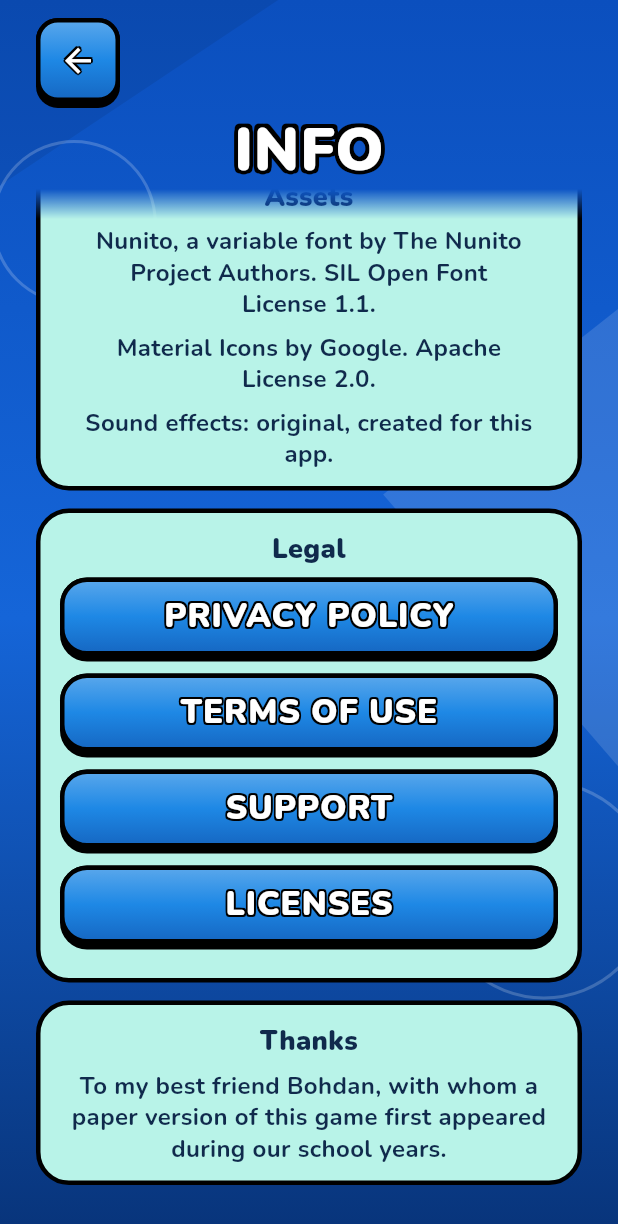
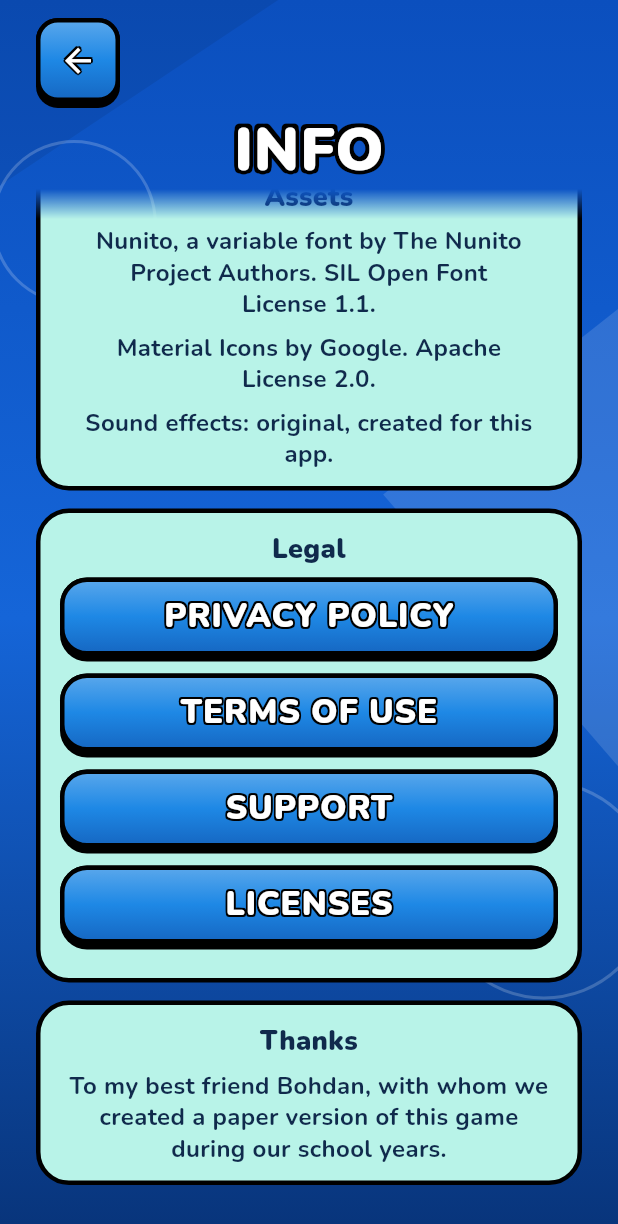
Before and after one commit to YuraIvanskyi/lines-game, a Flutter app: the InfoPage screen opened directly with empty values, scrolled down 368 dp, on a phone screen of 412 x 824 dp. Shown: the top 1224 px of the screen. Run offline on Flutter 3.47's test engine with Material 3 defaults, Android fonts, the phone set to English and light mode, and no system bars; our stand-ins replace audioplayers, shared_preferences; accounts and stored records are empty.

Commit message:
Thanks card: we made the paper version together
"...with whom we created a paper version of this game during our school
years", and the same in Ukrainian.

Co-Authored-By: Claude Opus 5.5 <noreply@anthropic.com>

```diff
--- a/app/lib/settings/copy.dart
+++ b/app/lib/settings/copy.dart
@@ -232,7 +232,7 @@ class Copy {
     creator: 'Creator',
     creatorName: 'Yurii Ivanskyi',
     thanks: 'Thanks',
-    thanksBody: 'To my best friend Bohdan, with whom a paper version of this game first appeared during our school years.',
+    thanksBody: 'To my best friend Bohdan, with whom we created a paper version of this game during our school years.',
     tech: 'Tech',
     techLines: [
       'Flutter and Dart.',
@@ -316,7 +316,7 @@ class Copy {
     creator: 'Автор',
     creatorName: 'Yurii Ivanskyi',
     thanks: 'Подяка',
-    thanksBody: 'Моєму найкращому другу Богдану, з яким паперова версія цієї гри вперше з’явилася ще в шкільні роки.',
+    thanksBody: 'Моєму найкращому другу Богдану, з яким ми створили паперову версію цієї гри ще в шкільні роки.',
     tech: 'Технології',
     techLines: [
       'Flutter і Dart.',
```
Also changed, not shown: 1 other file.
